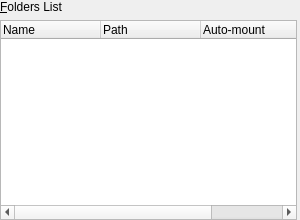
The window that vbox/src/VBox/Frontends/VirtualBox/src/settings/machine/UIMachineSettingsSF.ui (jljuxgm/vboxgit) describes before a commit, drawn with Qt 5.
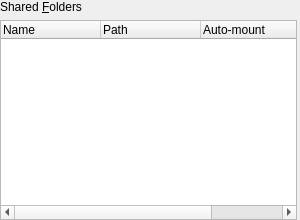
The same window after the commit. Custom widgets are drawn as their Qt base class.

What changed in the file:
```diff
--- a/vbox/src/VBox/Frontends/VirtualBox/src/settings/machine/UIMachineSettingsSF.ui
+++ b/vbox/src/VBox/Frontends/VirtualBox/src/settings/machine/UIMachineSettingsSF.ui
@@ -29,7 +29,7 @@
    <item>
     <widget class="QILabelSeparator" native="1" name="mNameSeparator">
      <property name="text">
-      <string>&amp;Folders List</string>
+      <string>Shared &amp;Folders</string>
      </property>
      <property name="buddy">
       <cstring>mTwFolders</cstring>
```
